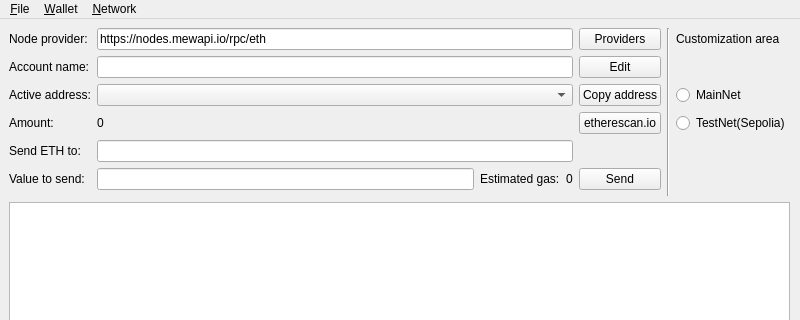
Old version of the form resources/UI/MainWindow.ui in the repository tokimay/full_access_wallet; both pictures show x 0 to 800 and y 0 to 320 of the 800 by 600 pixel window.
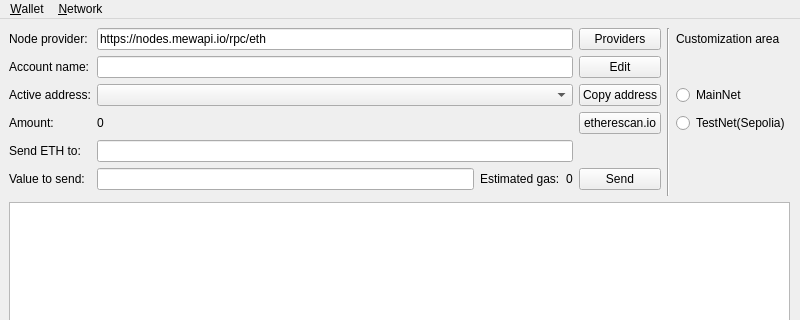
New version of the form.

```diff
--- a/resources/UI/MainWindow.ui
+++ b/resources/UI/MainWindow.ui
@@ -184,11 +184,6 @@
      <height>24</height>
     </rect>
    </property>
-   <widget class="QMenu" name="menu_File">
-    <property name="title">
-     <string>&amp;File</string>
-    </property>
-   </widget>
    <widget class="QMenu" name="menu_Wallet">
     <property name="title">
      <string>&amp;Wallet</string>
@@ -239,7 +234,6 @@
     <addaction name="menuTransactions"/>
     <addaction name="menuTools"/>
    </widget>
-   <addaction name="menu_File"/>
    <addaction name="menu_Wallet"/>
    <addaction name="menuNetwork"/>
   </widget>
```
